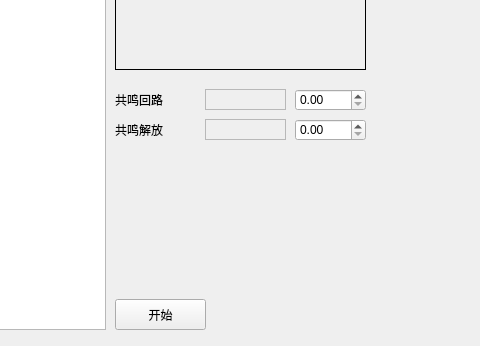
Old version of the form towerofadversitywidget.ui in the repository A-SunsetMkt-Forks/wuwaBackendTool; both pictures show x 195 to 675 and y 151 to 497 of the 997 by 497 pixel window.
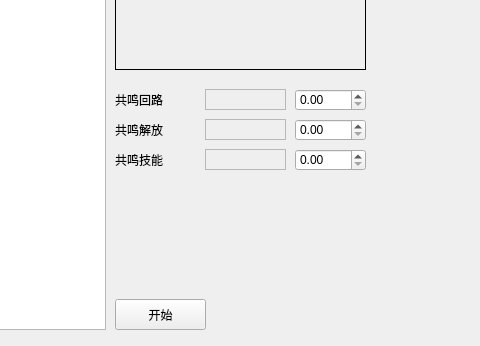
New version of the form.

Commit message: 散华共鸣技能判断

Diff of the .ui file:
```diff
--- a/towerofadversitywidget.ui
+++ b/towerofadversitywidget.ui
@@ -208,6 +208,45 @@
     </rect>
    </property>
   </widget>
+  <widget class="QLabel" name="label_5">
+   <property name="geometry">
+    <rect>
+     <x>310</x>
+     <y>300</y>
+     <width>81</width>
+     <height>21</height>
+    </rect>
+   </property>
+   <property name="text">
+    <string>共鸣技能</string>
+   </property>
+  </widget>
+  <widget class="QFrame" name="resonanceSkillStatus">
+   <property name="geometry">
+    <rect>
+     <x>400</x>
+     <y>300</y>
+     <width>81</width>
+     <height>21</height>
+    </rect>
+   </property>
+   <property name="frameShape">
+    <enum>QFrame::StyledPanel</enum>
+   </property>
+   <property name="frameShadow">
+    <enum>QFrame::Raised</enum>
+   </property>
+  </widget>
+  <widget class="QDoubleSpinBox" name="resonanceSkillSpinBox">
+   <property name="geometry">
+    <rect>
+     <x>490</x>
+     <y>300</y>
+     <width>71</width>
+     <height>22</height>
+    </rect>
+   </property>
+  </widget>
  </widget>
  <resources/>
  <connections/>
```
The commit also changes 4 other files.
